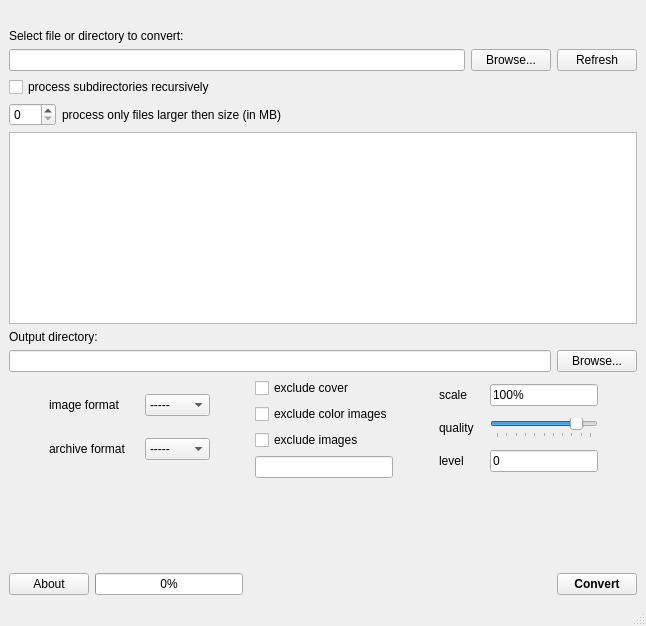
First picture: the form in comicutils/gui/comic-convert.ui, repository gen2brain/comic-utils, before the edit.
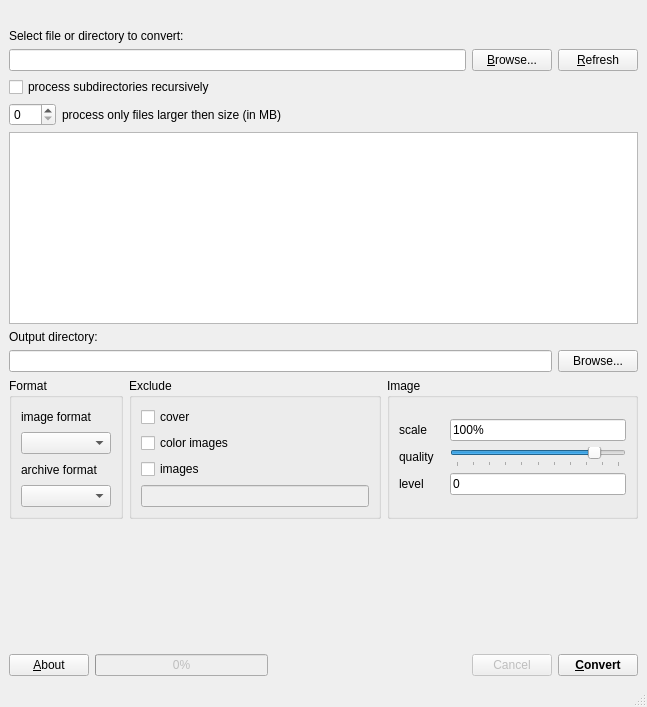
Second picture: the form after the edit. Icons and pictures are not drawn.

```diff
--- a/comicutils/gui/comic-convert.ui
+++ b/comicutils/gui/comic-convert.ui
@@ -6,15 +6,15 @@
    <rect>
     <x>0</x>
     <y>0</y>
-    <width>646</width>
-    <height>626</height>
+    <width>647</width>
+    <height>707</height>
    </rect>
   </property>
   <property name="windowTitle">
    <string>comic-convert</string>
   </property>
   <widget class="QWidget" name="centralwidget">
-   <layout class="QVBoxLayout" name="verticalLayout_5">
+   <layout class="QVBoxLayout" name="verticalLayout_9">
     <item>
      <widget class="QLabel" name="label_9">
       <property name="text">
@@ -70,14 +70,14 @@
           <item>
            <widget class="QPushButton" name="pushButton">
             <property name="text">
-             <string>Browse...</string>
+             <string>&amp;Browse...</string>
             </property>
            </widget>
           </item>
           <item>
            <widget class="QPushButton" name="pushButton_3">
             <property name="text">
-             <string>Refresh</string>
+             <string>&amp;Refresh</string>
             </property>
            </widget>
           </item>
@@ -125,7 +125,14 @@
      </layout>
     </item>
     <item>
-     <widget class="QListWidget" name="listWidget"/>
+     <widget class="QListWidget" name="listWidget">
+      <property name="sizePolicy">
+       <sizepolicy hsizetype="Expanding" vsizetype="Expanding">
+        <horstretch>0</horstretch>
+        <verstretch>0</verstretch>
+       </sizepolicy>
+      </property>
+     </widget>
     </item>
     <item>
      <widget class="QLabel" name="label_8">
@@ -158,24 +165,15 @@
      </layout>
     </item>
     <item>
-     <layout class="QHBoxLayout" name="horizontalLayout_12">
+     <layout class="QHBoxLayout" name="horizontalLayout_4">
       <item>
-       <spacer name="horizontalSpacer_4">
-        <property name="orientation">
-         <enum>Qt::Horizontal</enum>
+       <widget class="QGroupBox" name="groupBox">
+        <property name="title">
+         <string>Format</string>
         </property>
-        <property name="sizeHint" stdset="0">
-         <size>
-          <width>18</width>
-          <height>20</height>
-         </size>
-        </property>
-       </spacer>
-      </item>
+        <layout class="QVBoxLayout" name="verticalLayout_6">
       <item>
-       <layout class="QVBoxLayout" name="verticalLayout_3">
-        <item>
-         <layout class="QHBoxLayout" name="horizontalLayout_9">
+          <layout class="QVBoxLayout" name="verticalLayout_5">
           <item>
            <widget class="QLabel" name="label">
             <property name="minimumSize">
@@ -190,7 +188,7 @@
            </widget>
           </item>
           <item>
-           <widget class="QComboBox" name="comboBox">
+            <widget class="QComboBox" name="image_comboBox">
             <property name="minimumSize">
              <size>
               <width>0</width>
@@ -199,7 +197,7 @@
             </property>
             <item>
              <property name="text">
-              <string>-----</string>
+               <string/>
              </property>
             </item>
             <item>
@@ -227,7 +225,7 @@
          </layout>
         </item>
         <item>
-         <layout class="QHBoxLayout" name="horizontalLayout_4">
+          <layout class="QVBoxLayout" name="verticalLayout_3">
           <item>
            <widget class="QLabel" name="label_2">
             <property name="minimumSize">
@@ -242,7 +240,7 @@
            </widget>
           </item>
           <item>
-           <widget class="QComboBox" name="comboBox_2">
+            <widget class="QComboBox" name="archive_comboBox">
             <property name="minimumSize">
              <size>
               <width>0</width>
@@ -251,7 +249,7 @@
             </property>
             <item>
              <property name="text">
-              <string>-----</string>
+               <string/>
              </property>
             </item>
             <item>
@@ -269,20 +267,18 @@
          </layout>
         </item>
        </layout>
+        <zorder></zorder>
+        <zorder>label</zorder>
+        <zorder></zorder>
+        <zorder></zorder>
+       </widget>
       </item>
       <item>
-       <spacer name="horizontalSpacer">
-        <property name="orientation">
-         <enum>Qt::Horizontal</enum>
+       <widget class="QGroupBox" name="groupBox_2">
+        <property name="title">
+         <string>Exclude</string>
         </property>
-        <property name="sizeHint" stdset="0">
-         <size>
-          <width>18</width>
-          <height>20</height>
-         </size>
-        </property>
-       </spacer>
-      </item>
+        <layout class="QVBoxLayout" name="verticalLayout_7">
       <item>
        <layout class="QVBoxLayout" name="verticalLayout">
         <item>
@@ -291,7 +287,7 @@
            <string>Excludes comic book cover page</string>
           </property>
           <property name="text">
-           <string>exclude cover</string>
+              <string>cover</string>
           </property>
          </widget>
         </item>
@@ -301,7 +297,7 @@
            <string>Excludes images with RGB colorspace</string>
           </property>
           <property name="text">
-           <string>exclude color images</string>
+              <string>color images</string>
           </property>
          </widget>
         </item>
@@ -316,32 +312,28 @@
 &lt;p style=&quot; margin-top:0px; margin-bottom:0px; margin-left:0px; margin-right:0px; -qt-block-indent:0; text-indent:0px;&quot;&gt;e.g. &lt;span style=&quot; font-weight:600;&quot;&gt;0,2,13&lt;/span&gt;&lt;/p&gt;&lt;/body&gt;&lt;/html&gt;</string>
           </property>
           <property name="text">
-           <string>exclude images</string>
+              <string>images</string>
           </property>
          </widget>
         </item>
         <item>
          <widget class="QLineEdit" name="lineEdit_2">
           <property name="enabled">
-           <bool>true</bool>
+              <bool>false</bool>
           </property>
          </widget>
         </item>
        </layout>
+         </item>
+        </layout>
+       </widget>
       </item>
       <item>
-       <spacer name="horizontalSpacer_3">
-        <property name="orientation">
-         <enum>Qt::Horizontal</enum>
+       <widget class="QGroupBox" name="groupBox_3">
+        <property name="title">
+         <string>Image</string>
         </property>
-        <property name="sizeHint" stdset="0">
-         <size>
-          <width>18</width>
-          <height>20</height>
-         </size>
-        </property>
-       </spacer>
-      </item>
+        <layout class="QVBoxLayout" name="verticalLayout_8">
       <item>
        <layout class="QVBoxLayout" name="verticalLayout_4">
         <item>
@@ -473,18 +465,8 @@
         </item>
        </layout>
       </item>
-      <item>
-       <spacer name="horizontalSpacer_5">
-        <property name="orientation">
-         <enum>Qt::Horizontal</enum>
-        </property>
-        <property name="sizeHint" stdset="0">
-         <size>
-          <width>18</width>
-          <height>20</height>
-         </size>
-        </property>
-       </spacer>
+        </layout>
+       </widget>
       </item>
      </layout>
     </item>
@@ -496,25 +478,31 @@
       <property name="sizeHint" stdset="0">
        <size>
         <width>20</width>
-        <height>56</height>
+        <height>15</height>
        </size>
       </property>
      </spacer>
     </item>
     <item>
-     <layout class="QHBoxLayout" name="horizontalLayout_10">
+     <layout class="QHBoxLayout" name="horizontalLayout_9">
       <item>
-       <widget class="QPushButton" name="pushButton_5">
+       <widget class="QPushButton" name="about_pushButton">
         <property name="text">
-         <string>About</string>
+         <string>&amp;About</string>
         </property>
        </widget>
       </item>
       <item>
        <widget class="QProgressBar" name="progressBar">
+        <property name="enabled">
+         <bool>false</bool>
+        </property>
         <property name="value">
          <number>0</number>
         </property>
+        <property name="textVisible">
+         <bool>true</bool>
+        </property>
        </widget>
       </item>
       <item>
@@ -524,14 +512,24 @@
         </property>
         <property name="sizeHint" stdset="0">
          <size>
-          <width>308</width>
+          <width>198</width>
           <height>20</height>
          </size>
         </property>
        </spacer>
       </item>
       <item>
-       <widget class="QPushButton" name="pushButton_2">
+       <widget class="QPushButton" name="cancel_pushButton">
+        <property name="enabled">
+         <bool>false</bool>
+        </property>
+        <property name="text">
+         <string>Cancel</string>
+        </property>
+       </widget>
+      </item>
+      <item>
+       <widget class="QPushButton" name="convert_pushButton">
         <property name="font">
          <font>
           <weight>75</weight>
@@ -539,7 +537,7 @@
          </font>
         </property>
         <property name="text">
-         <string>Convert</string>
+         <string>&amp;Convert</string>
         </property>
        </widget>
       </item>
```
Left out of the diff: 52 changed lines with no effect on the pictures. Lines whose indentation alone changed are shown as unchanged.
